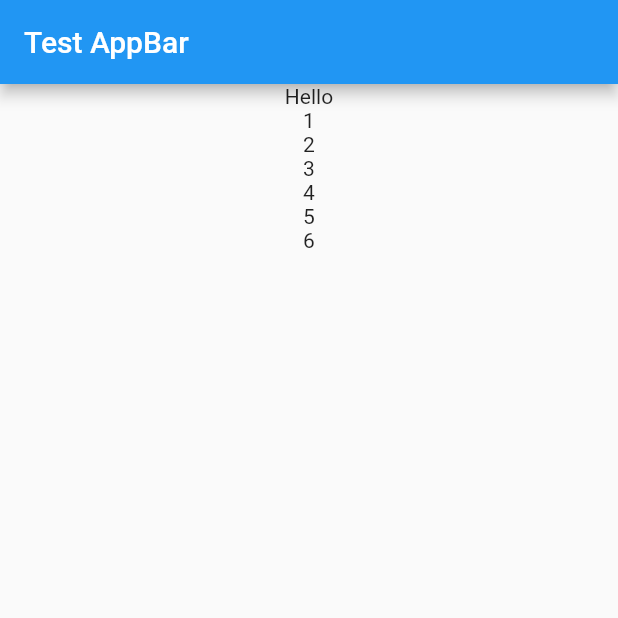
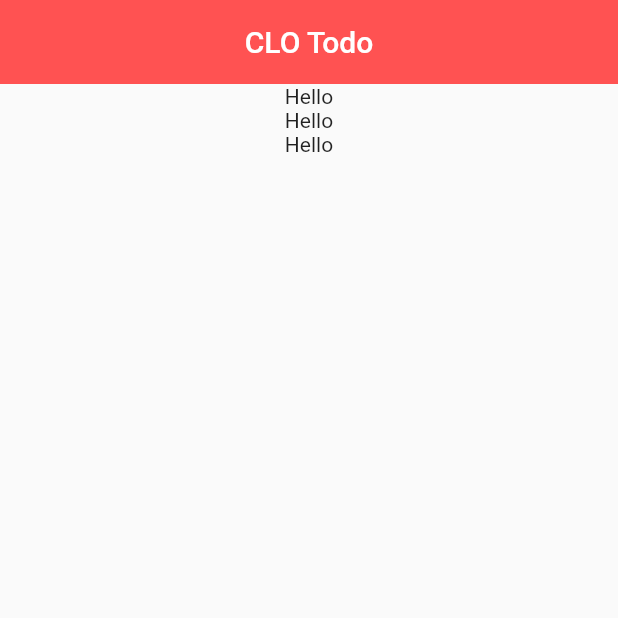
Before and after one commit to kiseop91/flutter, a Flutter app: the screen it shows after launch, on a phone screen of 412 x 824 dp, the top half of it. Run offline on Flutter 3.47's test engine with Material 2 defaults, Android fonts, the phone set to English and light mode, and no system bars.

Commit message:
위젯 위치 지정하기

```diff
--- a/lib/main.dart
+++ b/lib/main.dart
@@ -20,21 +20,22 @@ class MyHomePage extends StatelessWidget {
   Widget build(BuildContext context) {
     return Scaffold(
       appBar: AppBar(
-      title: Text('Test AppBar'),
+      title: Text('CLO Todo'),
+      centerTitle: true,
+      backgroundColor: Colors.redAccent,
+      elevation: 0.0,
       ),
       body: Center(
         child: Column(
-          children: <Widget>[
+         //   mainAxisAlignment: MainAxisAlignment.center,
+            children:<Widget>[
             Text('Hello'),
-            Text('1'),
-            Text('2'),
-            Text('3'),
-            Text('4'),
-            Text('5'),
-            Text('6')
-          ],
-        ),
+            Text('Hello'),
+            Text('Hello'),
+            ],
+          ),
       ),
+
     );
   }
 }
```
